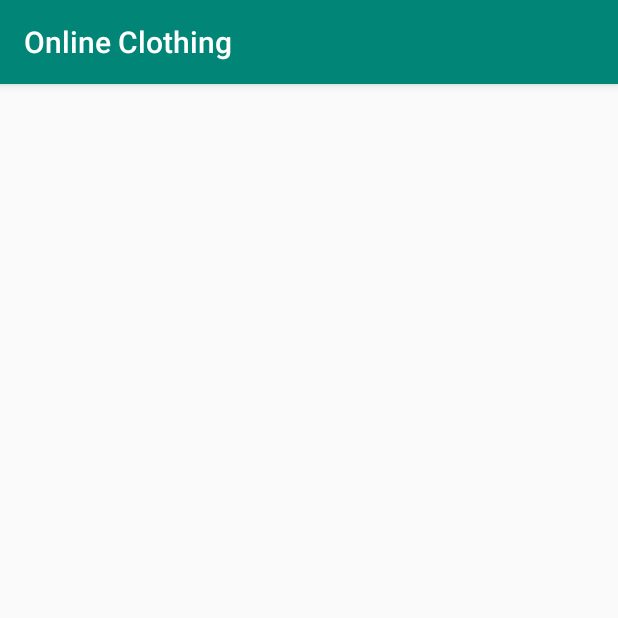
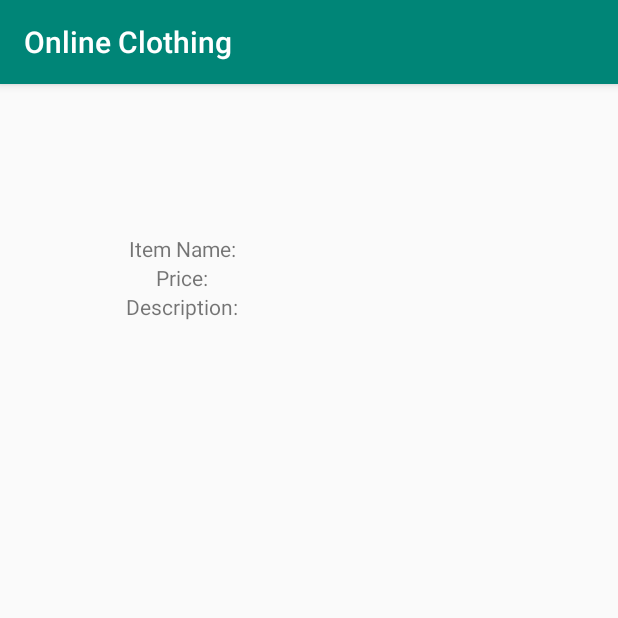
Before and after one commit to enigmaharjan/OnlineClothing, an Android app: the ItemDescription screen opened directly, with no data from a screen before it, on a phone screen of 412 x 824 dp, the top half of it. Run offline under Robolectric (Android 15) with nearby library versions, the phone set to English and light mode, and no system bars; our stand-ins replace CircleImageView.

Commit message:
functionality completed but GUI left

```diff
--- a/app/src/main/AndroidManifest.xml
+++ b/app/src/main/AndroidManifest.xml
@@ -14,14 +14,14 @@
             android:name=".Dashboard"
             android:label="Dashboard"
             android:theme="@style/AppTheme.NoActionBar">
+        </activity>
+        <activity android:name=".AddItem" />
+        <activity android:name=".ViewFragment">
             <intent-filter>
                 <action android:name="android.intent.action.MAIN" />
 
                 <category android:name="android.intent.category.LAUNCHER" />
-            </intent-filter>
-        </activity>
-        <activity android:name=".AddItem" />
-        <activity android:name=".ViewFragment"></activity>
+            </intent-filter></activity>
         <activity android:name=".MainActivity" />
     </application>
 
--- a/app/src/main/java/com/example/onlineclothing/AddItem.java
+++ b/app/src/main/java/com/example/onlineclothing/AddItem.java
@@ -41,7 +41,7 @@ public class AddItem extends AppCompatActivity {
     private void SaveItem() {
         try{
             PrintStream printStream = new PrintStream(openFileOutput("items.txt", MODE_PRIVATE| MODE_APPEND));
-            printStream.println(etItemName.getText().toString()+"->"+etItemPrice.getText().toString()+"->"+etItemDescription.getText().toString()+"->"+ ivView.getDrawable().toString());
+            printStream.println(etItemName.getText().toString()+"->"+etItemPrice.getText().toString()+"->"+etItemDescription.getText().toString()+"->"+"123");
             Toast.makeText(this, "Item Saved", Toast.LENGTH_LONG).show();
         }
         catch (IOException e){
--- a/app/src/main/java/com/example/onlineclothing/Clothes.java
+++ b/app/src/main/java/com/example/onlineclothing/Clothes.java
@@ -14,7 +14,7 @@ class Clothes {
     }
 
     public int getImage() {
-        return image;
+        return R.drawable.noavatar;
     }
 
     public void setImage(int image) {
--- a/app/src/main/java/com/example/onlineclothing/Dashboard.java
+++ b/app/src/main/java/com/example/onlineclothing/Dashboard.java
@@ -5,6 +5,7 @@ import android.os.Bundle;
 import android.support.design.widget.FloatingActionButton;
 import android.support.design.widget.Snackbar;
 import android.support.v7.app.AppCompatActivity;
+import android.support.v7.widget.LinearLayoutManager;
 import android.support.v7.widget.RecyclerView;
 import android.support.v7.widget.Toolbar;
 import android.view.View;
@@ -14,12 +15,14 @@ import java.io.BufferedReader;
 import java.io.FileInputStream;
 import java.io.IOException;
 import java.io.InputStreamReader;
+import java.util.ArrayList;
 import java.util.List;
 import java.util.Map;
 
 public class Dashboard extends AppCompatActivity {
     private RecyclerView recyclerView;
-//    private Map<>
+    List<Clothes> clothesList = new ArrayList<>();
+
 
     @Override
     protected void onCreate(Bundle savedInstanceState) {
@@ -31,9 +34,9 @@ public class Dashboard extends AppCompatActivity {
         recyclerView = findViewById(R.id.recyclerView);
 
         ReadItem();
-
-        List<Clothes> clothesList = null;
         ClothesAdapter clothesAdapter = new ClothesAdapter(this, clothesList);
+        recyclerView.setAdapter(clothesAdapter);
+        recyclerView.setLayoutManager(new LinearLayoutManager(this));
 
         FloatingActionButton fab = findViewById(R.id.fab);
         fab.setOnClickListener(new View.OnClickListener() {
@@ -53,7 +56,7 @@ public class Dashboard extends AppCompatActivity {
             String line = "";
             while ((line=br.readLine())!=null){
                 String[] parts = line.split("->");
-
+                clothesList.add(new Clothes(parts[0],parts[1],parts[2],Integer.parseInt(parts[3])));
             }
         }
         catch (IOException e){
--- a/app/src/main/java/com/example/onlineclothing/ItemDescription.java
+++ b/app/src/main/java/com/example/onlineclothing/ItemDescription.java
@@ -1,13 +1,34 @@
 package com.example.onlineclothing;
 
+import android.content.Intent;
 import android.support.v7.app.AppCompatActivity;
 import android.os.Bundle;
+import android.widget.TextView;
+
+import de.hdodenhof.circleimageview.CircleImageView;
 
 public class ItemDescription extends AppCompatActivity {
+    private TextView tvName, tvPrice, tvDescription;
+    private CircleImageView img;
 
     @Override
     protected void onCreate(Bundle savedInstanceState) {
         super.onCreate(savedInstanceState);
         setContentView(R.layout.activity_item_description);
+
+        tvName = findViewById(R.id.tvItemName_description);
+        tvPrice = findViewById(R.id.tvPrice_description);
+        tvDescription = findViewById(R.id.tvDescription_description);
+        img = findViewById(R.id.circleImg_description);
+
+        Bundle bundle = getIntent().getExtras();
+
+        if(bundle != null) {
+            tvName.setText(bundle.getString("itemName"));
+            tvPrice.setText(bundle.getString("price"));
+            tvDescription.setText(bundle.getString("description"));
+            img.setImageResource(bundle.getInt("image"));
+        }
+
     }
 }
--- a/app/src/main/java/fragments/LoginFragment.java
+++ b/app/src/main/java/fragments/LoginFragment.java
@@ -13,6 +13,7 @@ import android.widget.Button;
 import android.widget.EditText;
 import android.widget.Toast;
 
+import com.example.onlineclothing.Dashboard;
 import com.example.onlineclothing.MainActivity;
 import com.example.onlineclothing.R;
 
@@ -58,7 +59,7 @@ public class LoginFragment extends Fragment {
                 password.equals(etPassword.getText().toString())){
             Toast.makeText(getActivity(), "Login Successful", Toast.LENGTH_SHORT).show();
 
-            Intent i = new Intent(getContext(), MainActivity.class);
+            Intent i = new Intent(getContext(), Dashboard.class);
             startActivity(i);
 
 
--- a/app/src/main/res/layout/activity_dashboard.xml
+++ b/app/src/main/res/layout/activity_dashboard.xml
@@ -20,6 +20,7 @@
 
     </android.support.design.widget.AppBarLayout>
 
+
     <include layout="@layout/content_dashboard" />
 
     <android.support.design.widget.FloatingActionButton
--- a/app/src/main/res/layout/activity_item_description.xml
+++ b/app/src/main/res/layout/activity_item_description.xml
@@ -1,9 +1,56 @@
 <?xml version="1.0" encoding="utf-8"?>
-<android.support.constraint.ConstraintLayout xmlns:android="http://schemas.android.com/apk/res/android"
+<LinearLayout xmlns:android="http://schemas.android.com/apk/res/android"
+    android:orientation="vertical"
     xmlns:app="http://schemas.android.com/apk/res-auto"
     xmlns:tools="http://schemas.android.com/tools"
     android:layout_width="match_parent"
     android:layout_height="match_parent"
     tools:context=".ItemDescription">
 
-</android.support.constraint.ConstraintLayout>
+    <de.hdodenhof.circleimageview.CircleImageView
+        android:id="@+id/circleImg_description"
+        android:layout_gravity="center"
+        android:layout_width="100dp"
+        android:layout_height="100dp" />
+    <GridLayout
+        android:layout_width="match_parent"
+        android:layout_height="wrap_content"
+        android:columnCount="2"
+        android:rowCount="3"
+        android:gravity="center">
+
+        <TextView
+            android:text="Item Name:"
+            android:layout_gravity="center"
+            android:layout_rowWeight="1"
+            android:layout_columnWeight="1"/>
+        <TextView
+            android:id="@+id/tvItemName_description"
+            android:layout_gravity="center"
+            android:layout_rowWeight="1"
+            android:layout_columnWeight="1"/>
+        <TextView
+            android:text="Price:"
+            android:layout_gravity="center"
+            android:layout_rowWeight="1"
+            android:layout_columnWeight="1"/>
+        <TextView
+            android:id="@+id/tvPrice_description"
+            android:layout_gravity="center"
+            android:layout_rowWeight="1"
+            android:layout_columnWeight="1"/>
+        <TextView
+            android:text="Description:"
+            android:layout_gravity="center"
+            android:layout_rowWeight="1"
+            android:layout_columnWeight="1"/>
+        <TextView
+            android:id="@+id/tvDescription_description"
+            android:layout_gravity="center"
+            android:layout_rowWeight="1"
+            android:layout_columnWeight="1"/>
+
+
+    </GridLayout>
+
+</LinearLayout>
--- a/app/src/main/res/layout/content_dashboard.xml
+++ b/app/src/main/res/layout/content_dashboard.xml
@@ -12,6 +12,6 @@
     <android.support.v7.widget.RecyclerView
         android:id="@+id/recyclerView"
         android:layout_width="match_parent"
-        android:layout_height="match_parent"/>
+        android:layout_height="wrap_content"/>
 
 </LinearLayout>
```
